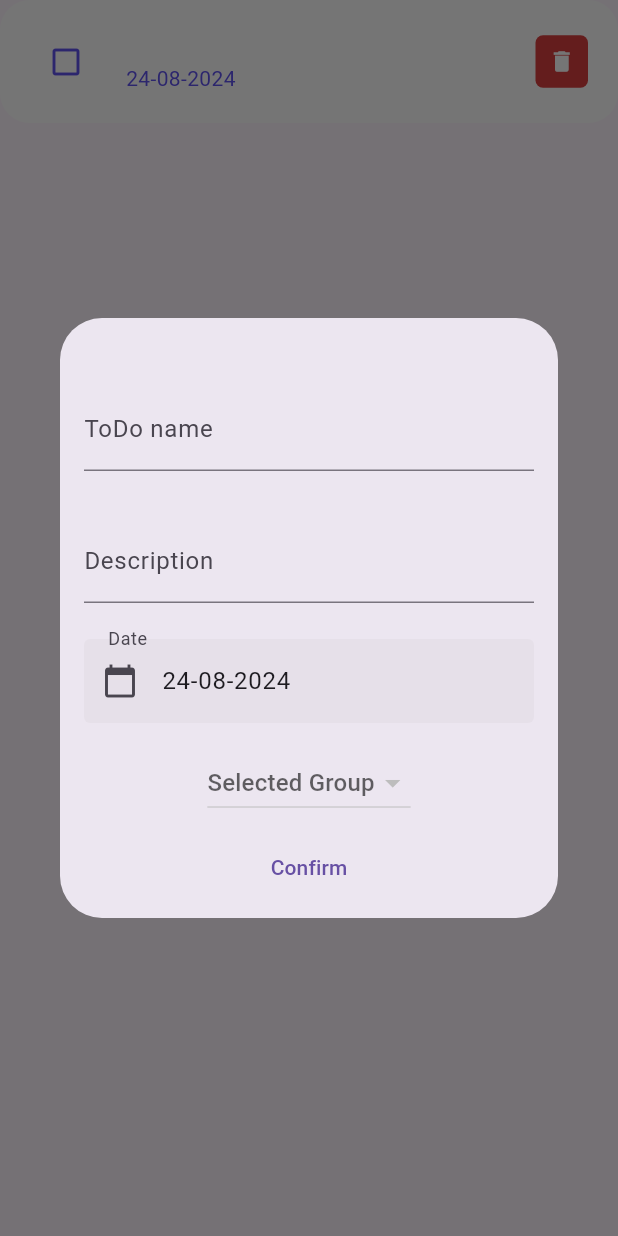
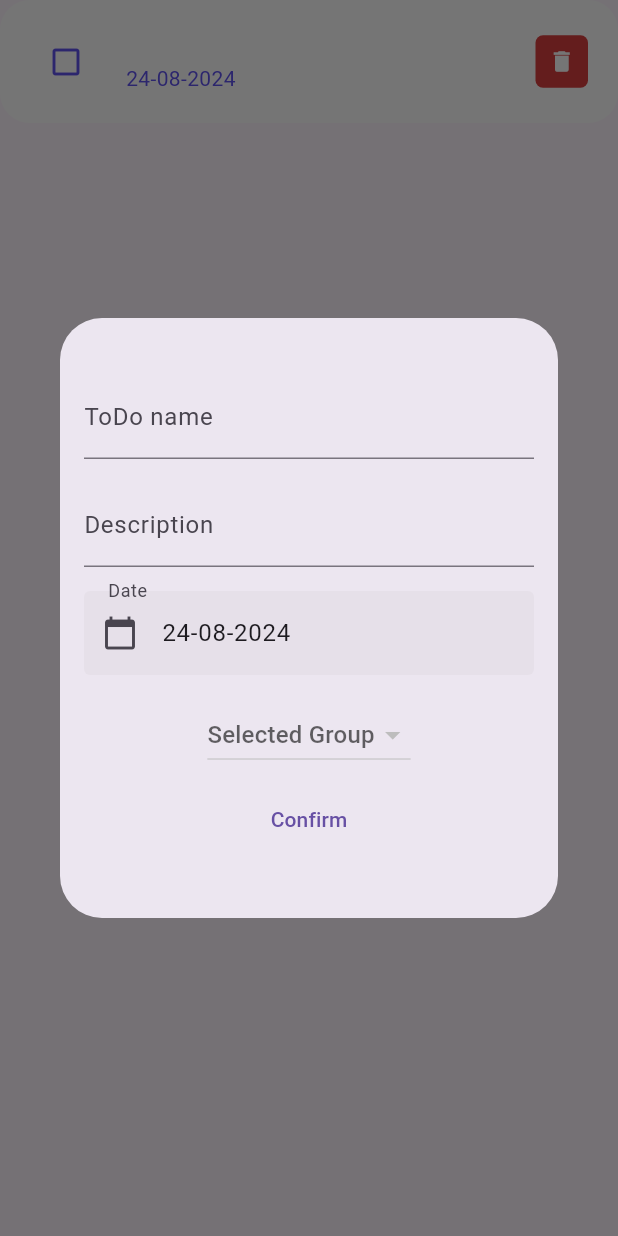
Before and after one commit to Caio-T4vares/todolist, a Flutter app: the ToDoItem widget shown alone on an empty page, opened directly with empty values, after a tap on an icon or button, on a phone screen of 412 x 824 dp. Run offline on Flutter 3.47's test engine with Material 3 defaults, Android fonts, the phone set to English and light mode, and no system bars; our stand-ins replace flutter_local_notifications, get, rxdart, timezone; missing offline and left inert: dart:ffi.

Commit message:
arrumando overflow do editar todo

```diff
--- a/lib/widgets/todo_item.dart
+++ b/lib/widgets/todo_item.dart
@@ -90,7 +90,8 @@ class ToDoItem extends StatelessWidget {
                 height: 30,
               ),
               Padding(
-                padding: const EdgeInsets.all(16.0),
+                padding:
+                    const EdgeInsets.symmetric(horizontal: 16.0, vertical: 8.0),
                 child: TextField(
                   decoration: const InputDecoration(
                     labelText: 'ToDo name',
@@ -99,7 +100,8 @@ class ToDoItem extends StatelessWidget {
                 ),
               ),
               Padding(
-                padding: const EdgeInsets.all(16.0),
+                padding:
+                    const EdgeInsets.symmetric(horizontal: 16.0, vertical: 8.0),
                 child: TextField(
                   decoration: const InputDecoration(
                     labelText: 'Description',
@@ -155,7 +157,9 @@ class ToDoItem extends StatelessWidget {
                   )),
               TextButton(
                   onPressed: () {
-                    controller.confirmChanges(todo);
+                    if (controller.toDoNameController.text != "") {
+                      controller.confirmChanges(todo);
+                    }
                     Get.back();
                   },
                   child: const Text("Confirm"))
```
